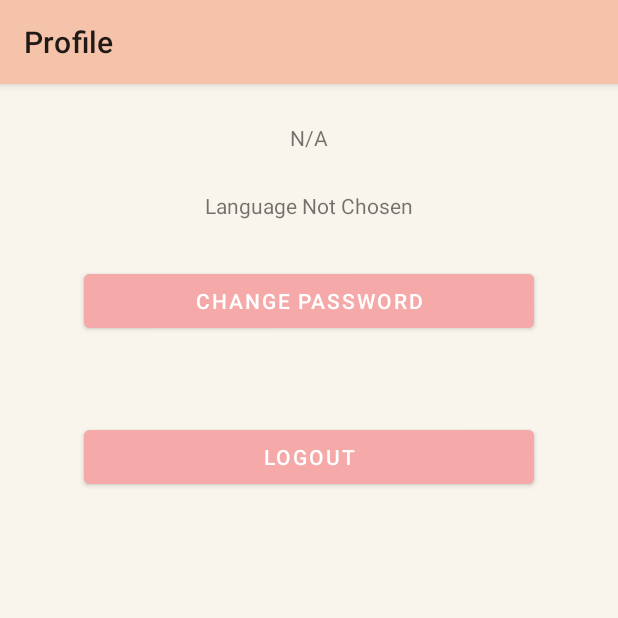
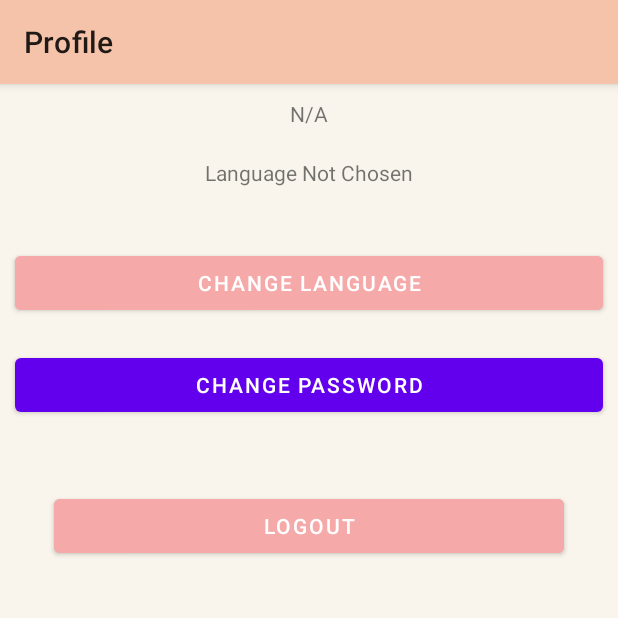
Before and after one commit to Pearl-Dsilva/AR_Learning, an Android app built with Jetpack Compose: the UserProfileActivity screen opened directly, with no data from a screen before it, on a phone screen of 412 x 824 dp, the top half of it. Run offline under Robolectric (Android 15) with nearby library versions, the phone set to English and light mode, and no system bars; our stand-ins replace Firebase (no records; nobody signed in at launch, a user with empty details on screens opened directly); libraries missing offline, so code that uses them is left out: com.google.mlkit.nl.

Commit message:
updated profile page to update and download language.

```diff
--- a/app/src/main/java/com/sproj/arimagerecognizer/arhelper/ml/ARActivity.kt
+++ b/app/src/main/java/com/sproj/arimagerecognizer/arhelper/ml/ARActivity.kt
@@ -66,11 +66,13 @@ class ARActivity : AppCompatActivity() {
           if (session.isDepthModeSupported(Config.DepthMode.AUTOMATIC)) {
             depthMode = Config.DepthMode.AUTOMATIC
           }
+
         }
       )
 
       val filter = CameraConfigFilter(session)
         .setFacingDirection(CameraConfig.FacingDirection.BACK)
+
       val configs = session.getSupportedCameraConfigs(filter)
       val sort = compareByDescending<CameraConfig> { it.imageSize.width }
         .thenByDescending { it.imageSize.height }
--- a/app/src/main/res/layout/activity_user_profile.xml
+++ b/app/src/main/res/layout/activity_user_profile.xml
@@ -1,11 +1,12 @@
 <?xml version="1.0" encoding="utf-8"?>
-<androidx.constraintlayout.widget.ConstraintLayout xmlns:android="http://schemas.android.com/apk/res/android"
+<LinearLayout xmlns:android="http://schemas.android.com/apk/res/android"
     xmlns:app="http://schemas.android.com/apk/res-auto"
     xmlns:tools="http://schemas.android.com/tools"
     android:id="@+id/main"
     android:layout_width="match_parent"
     android:layout_height="match_parent"
     android:background="@color/background_color"
+    android:orientation="vertical"
     tools:context="com.sproj.arimagerecognizer.UserProfileActivity"
     tools:ignore="MissingClass">
 
@@ -16,72 +17,63 @@
         android:background="@color/soft_peach"
         android:elevation="4dp"
         android:theme="@style/ThemeOverlay.AppCompat.ActionBar"
-        android:titleTextColor="@color/white"
-        app:layout_constraintEnd_toEndOf="parent"
-        app:layout_constraintStart_toStartOf="parent"
-        app:layout_constraintTop_toTopOf="parent"
         app:title="Profile" />
 
 
     <!-- Username TextView -->
-    <TextView
-        android:id="@+id/textViewUsername"
-        android:layout_width="0dp"
-        android:layout_height="wrap_content"
-        android:layout_marginTop="26dp"
-        android:text="@string/username"
-        android:textAlignment="center"
-        app:layout_constraintEnd_toEndOf="parent"
-        app:layout_constraintStart_toStartOf="parent"
-        app:layout_constraintTop_toBottomOf="@+id/textViewProfileTitle" />
 
     <!-- Language TextView -->
     <TextView
+        android:id="@+id/textViewUsername"
+        android:layout_width="match_parent"
+        android:layout_height="wrap_content"
+        android:layout_margin="10dp"
+        android:text="@string/username"
+        android:textAlignment="center" />
+
+    <TextView
         android:id="@+id/languageTextView"
-        android:layout_width="0dp"
+        android:layout_width="match_parent"
         android:layout_height="wrap_content"
-        android:layout_marginTop="26dp"
+        android:layout_margin="10dp"
         android:text="@string/Language"
-        android:textAlignment="center"
-        app:layout_constraintEnd_toEndOf="parent"
-        app:layout_constraintStart_toStartOf="parent"
-        app:layout_constraintTop_toBottomOf="@+id/textViewUsername" />
+        android:textAlignment="center" />
 
     <!-- Change Password Button -->
+    <Spinner
+        android:id="@+id/spinnerLanguage"
+        android:layout_width="match_parent"
+        android:layout_height="wrap_content"
+        android:layout_margin="10dp"
+        android:background="@drawable/spinner_background" />
+
+    <Button
+        android:id="@+id/buttonChangeLanguage"
+        android:layout_width="match_parent"
+        android:layout_height="wrap_content"
+        android:layout_margin="10dp"
+        android:backgroundTint="@color/lightpink"
+        android:text="CHANGE LANGUAGE" />
+
+    <!-- Language Spinner -->
+
+    <!-- Logout Button -->
+
     <Button
         android:id="@+id/buttonChangePassword"
-        android:layout_width="300dp"
+        android:layout_width="match_parent"
         android:layout_height="wrap_content"
-        android:layout_marginTop="30dp"
-        android:backgroundTint="@color/lightpink"
-        android:text="@string/Changepassword"
-        app:layout_constraintEnd_toEndOf="parent"
-        app:layout_constraintStart_toStartOf="parent"
-        app:layout_constraintTop_toBottomOf="@+id/languageTextView" />
+        android:layout_margin="10dp"
+        android:text="@string/Changepassword" />
 
-    <!-- Language Spinner -->
-    <Spinner
-        android:id="@+id/spinnerLanguage"
-        android:layout_width="wrap_content"
-        android:layout_height="wrap_content"
-        android:layout_marginTop="26dp"
-        android:background="@drawable/spinner_background"
-        app:layout_constraintEnd_toEndOf="parent"
-        app:layout_constraintStart_toStartOf="parent"
-        app:layout_constraintTop_toBottomOf="@+id/buttonChangePassword" />
-
-    <!-- Logout Button -->
     <Button
         android:id="@+id/buttonLogout"
-        android:layout_width="300dp"
+        android:layout_width="match_parent"
         android:layout_height="wrap_content"
-        android:layout_marginTop="30dp"
+        android:layout_margin="36dp"
         android:backgroundTint="@color/lightpink"
-        android:text="@string/logout"
-        app:layout_constraintEnd_toEndOf="parent"
-        app:layout_constraintStart_toStartOf="parent"
-        app:layout_constraintTop_toBottomOf="@+id/spinnerLanguage" />
-</androidx.constraintlayout.widget.ConstraintLayout>
+        android:text="@string/logout" />
+</LinearLayout>
 
 
 
--- a/app/src/main/res/layout/model_downloading_alert.xml
+++ b/app/src/main/res/layout/model_downloading_alert.xml
@@ -8,7 +8,9 @@
         android:layout_width="match_parent"
         android:layout_height="wrap_content"
         android:layout_margin="10dp"
-        android:text="@string/info" />
+        android:text="@string/information"
+        android:textSize="16sp"
+        android:textStyle="bold" />
 
     <TextView
         android:id="@+id/model_message"
--- a/app/src/main/res/values/strings.xml
+++ b/app/src/main/res/values/strings.xml
@@ -59,5 +59,6 @@
   <string name="loading_please_wait_too">Loading... Please Wait</string>
   <string name="current_password">Current Password</string>
   <string name="language_selection">Language_Selection</string>
+    <string name="information">Info</string>
 
 </resources>
```
Also changed, not shown: app/src/main/java/com/sproj/arimagerecognizer/HomeActivity.java (+4 -5 lines), app/src/main/java/com/sproj/arimagerecognizer/UserProfileActivity.java (+141 -97 lines).
